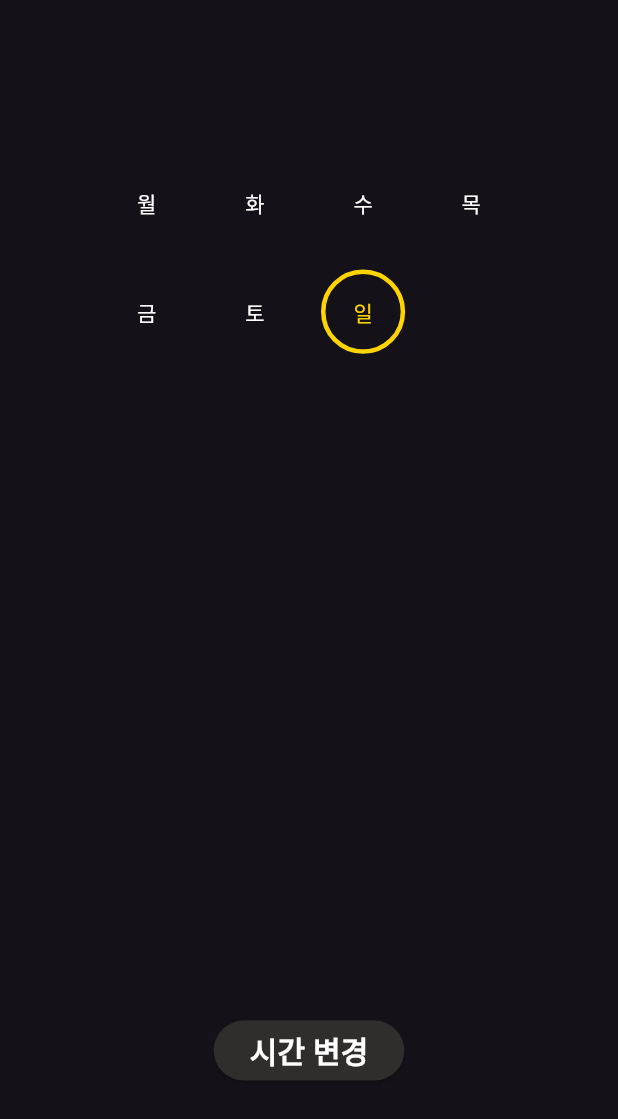
After one commit to BeyondVision-NalBao/BeyondVision-WearOS, a Flutter app: the AlarmPage screen opened directly, after a tap on "변경", on a phone screen of 412 x 824 dp. The commit adds this screen. Shown: the top 1119 px of the screen. Run offline on Flutter 3.47's test engine with Material 3 defaults, Android fonts, the phone set to English and light mode, and no system bars; our stand-ins replace flutter_time_picker_spinner, multi_select_flutter; missing offline and left inert: wearable_rotary.

Commit message:
feat: 요일 여러개 선택하기 - 요일 class 생성 - 요일 widget을 선택 전/후로 디자인 나누기 - 사용자가 클릭한 요일을 인덱스를 정확하게 확인가능 todo: 사용자가 선택해도 ui가 업데이트 되지않음/day.select의 값이 변경되지 않음

```diff
--- /dev/null
+++ b/lib/model/days.dart
@@ -0,0 +1,7 @@
+class Days {
+  final int id;
+  final String day;
+  bool select;
+
+  Days(this.id, this.day, this.select);
+}
--- /dev/null
+++ b/lib/page/alarm_edit.dart
@@ -0,0 +1,117 @@
+import 'package:flutter/material.dart';
+import 'package:multi_select_flutter/chip_display/multi_select_chip_display.dart';
+import 'package:multi_select_flutter/chip_field/multi_select_chip_field.dart';
+import 'package:multi_select_flutter/dialog/multi_select_dialog_field.dart';
+import 'package:multi_select_flutter/multi_select_flutter.dart';
+import 'package:watch_app/constants.dart';
+import 'package:flutter_time_picker_spinner/flutter_time_picker_spinner.dart';
+import 'package:watch_app/model/days.dart';
+import 'package:watch_app/page/alarm_page.dart';
+import 'package:watch_app/page/widget/selected.dart';
+
+class AlarmEdit extends StatefulWidget {
+  const AlarmEdit({super.key});
+
+  @override
+  State<AlarmEdit> createState() => _AlarmEditState();
+}
+
+class _AlarmEditState extends State<AlarmEdit> {
+  @override
+  Widget build(BuildContext context) {
+    List<Widget> editPage = [editDate(), editTime()];
+
+    return Scaffold(
+        body: PageView.builder(
+      itemCount: 2,
+      itemBuilder: (context, index) {
+        return Center(child: editPage[index]);
+      },
+    ));
+  }
+
+  Widget editDate() {
+    List<Days> days = [
+      Days(1, "월", false),
+      Days(2, "화", false),
+      Days(3, "수", false),
+      Days(4, "목", false),
+      Days(5, "금", false),
+      Days(6, "토", false),
+      Days(7, "일", true)
+    ];
+
+    return Column(
+        mainAxisAlignment: MainAxisAlignment.center,
+        crossAxisAlignment: CrossAxisAlignment.center,
+        children: [
+          SizedBox(
+            width: MediaQuery.of(context).size.width * 0.7,
+            height: MediaQuery.of(context).size.height * 0.7,
+            child: GridView.count(
+              crossAxisCount: 4,
+              children: List.generate(7, (index) {
+                return SelectImage(
+                    index: index,
+                    name: days[index].day,
+                    isSelected: days[index].select,
+                    onTap: (index) {
+                      setState(() {
+                        print(days[index].select);
+                        days[index].select = !days[index].select;
+
+                        print(days[index].select);
+                      });
+                    });
+              }),
+            ),
+          ),
+          ElevatedButton(
+              style: ElevatedButton.styleFrom(
+                  backgroundColor: const Color(boxColor)),
+              onPressed: () {},
+              child: const Text("시간 변경",
+                  style: TextStyle(
+                      color: Colors.white,
+                      fontSize: 20,
+                      fontWeight: FontWeight.bold)))
+        ]);
+  }
+
+  Widget editTime() {
+    DateTime dateTime = DateTime.now();
+    return Column(
+      children: [
+        SizedBox(
+          height: 130,
+          child: TimePickerSpinner(
+            highlightedTextStyle: const TextStyle(
+                color: Color(fontYellowColor),
+                fontSize: 36,
+                fontWeight: FontWeight.bold),
+            normalTextStyle: const TextStyle(
+                color: Colors.white, fontSize: 24, fontWeight: FontWeight.bold),
+            minutesInterval: 15,
+            onTimeChange: (time) {
+              setState(() {
+                dateTime = time;
+              });
+            },
+          ),
+        ),
+        ElevatedButton(
+            style: ElevatedButton.styleFrom(
+                backgroundColor: const Color(boxColor)),
+            onPressed: () {
+              Navigator.push(context,
+                  MaterialPageRoute(builder: (context) => const AlarmPage()));
+            },
+            child: const Text("완료",
+                style: TextStyle(
+                    color: Colors.white,
+                    fontSize: 20,
+                    fontWeight: FontWeight.bold)))
+      ],
+    );
+  }
+}
--- a/lib/page/alarm_page.dart
+++ b/lib/page/alarm_page.dart
@@ -1,10 +1,44 @@
 import 'package:flutter/material.dart';
+import 'package:watch_app/constants.dart';
+import 'package:watch_app/page/alarm_edit.dart';
 
 class AlarmPage extends StatelessWidget {
   const AlarmPage({super.key});
 
   @override
   Widget build(BuildContext context) {
-    return Container();
+    return Scaffold(
+      body: Center(
+        child: Column(
+          mainAxisAlignment: MainAxisAlignment.center,
+          children: [
+            const Text("화, 수, 목",
+                style: TextStyle(
+                    color: Color(fontYellowColor),
+                    fontSize: 24,
+                    fontWeight: FontWeight.bold)),
+            const Text("15:00",
+                style: TextStyle(
+                    color: Color(fontYellowColor),
+                    fontSize: 36,
+                    fontWeight: FontWeight.bold)),
+            ElevatedButton(
+                style: ElevatedButton.styleFrom(
+                    backgroundColor: const Color(boxColor)),
+                onPressed: () {
+                  Navigator.push(
+                      context,
+                      MaterialPageRoute(
+                          builder: (context) => const AlarmEdit()));
+                },
+                child: const Text("변경",
+                    style: TextStyle(
+                        color: Colors.white,
+                        fontSize: 20,
+                        fontWeight: FontWeight.bold)))
+          ],
+        ),
+      ),
+    );
   }
 }
--- /dev/null
+++ b/lib/page/widget/selected.dart
@@ -0,0 +1,40 @@
+import 'package:flutter/material.dart';
+import 'package:watch_app/constants.dart';
+
+class SelectImage extends StatelessWidget {
+  final int index;
+  final String name;
+  final bool isSelected;
+  final void Function(int index) onTap;
+  const SelectImage(
+      {super.key,
+      required this.index,
+      required this.name,
+      required this.isSelected,
+      required this.onTap});
+
+  @override
+  Widget build(BuildContext context) {
+    print("$index : $isSelected");
+    return GestureDetector(
+      onTap: () => onTap(index),
+      child: Padding(
+        padding: const EdgeInsets.all(8.0),
+        child: Container(
+          decoration: BoxDecoration(
+              border: Border.all(
+                  color: isSelected
+                      ? const Color(fontYellowColor)
+                      : Colors.transparent,
+                  width: isSelected ? 3.0 : 0.0),
+              shape: BoxShape.circle),
+          child: Center(
+              child: Text(name,
+                  style: isSelected
+                      ? const TextStyle(color: Color(fontYellowColor))
+                      : const TextStyle(color: Colors.white))),
+        ),
+      ),
+    );
+  }
+}
```
